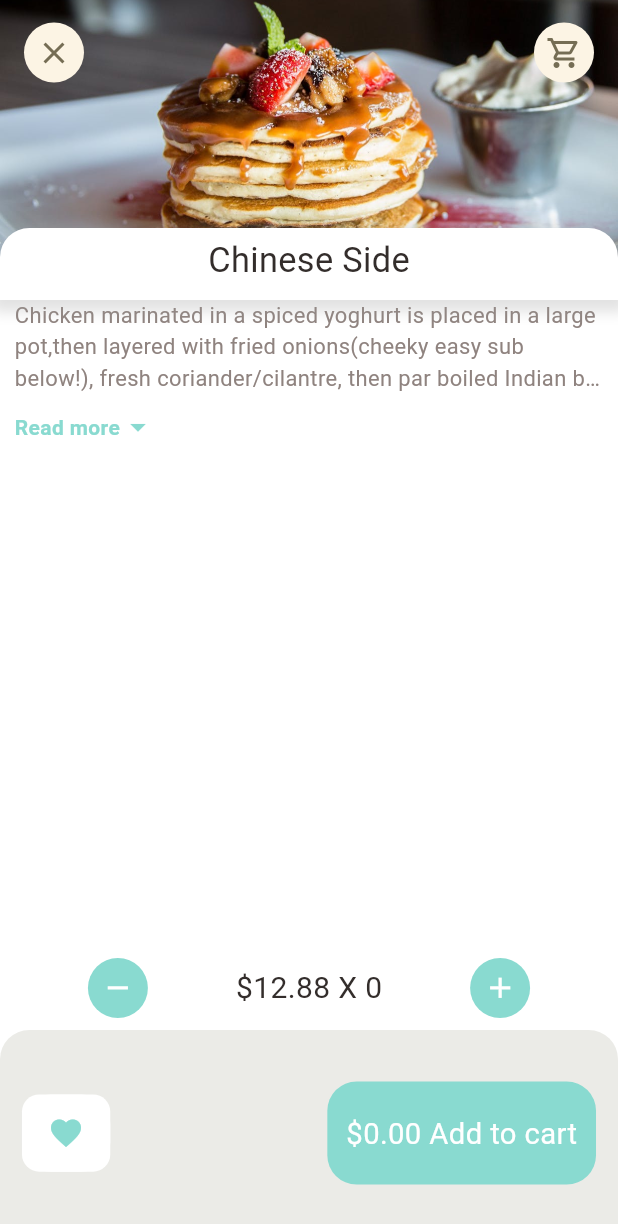
After one commit to AnshChugh/swigato, a Flutter app: the RecommendedFoodDetail screen opened directly, on a phone screen of 412 x 824 dp. The commit adds this screen. Shown: the top 1224 px of the screen. Run offline on Flutter 3.47's test engine with Material 3 defaults, Android fonts, the phone set to English and light mode, and no system bars; our stand-ins replace get.

Commit message:
UI of recommended food page

```diff
--- a/lib/colors.dart
+++ b/lib/colors.dart
@@ -10,5 +10,5 @@ class AppColors {
   static final Color signColor = const Color(0xFFa9a29f);
   static final Color titleColor = const Color(0xff5c524f);
   static final Color mainBlackColor = const Color(0xFF332d2b);
-  static final Color yelloColor = const Color(0xFFffd379);
+  static final Color yellowColor = const Color(0xFFffd379);
 }
--- a/lib/dimensions.dart
+++ b/lib/dimensions.dart
@@ -26,7 +26,7 @@ class Dimensions {
   static double font15 = screenHeight / 56.27;
   static double font20 = screenHeight / 42.2;
   static double font26 = screenHeight / 36;
-
+  static double iconSize26 = screenHeight / 36;
   static double iconSize24 = screenWidth / 35.17;
   static double iconSize16 = screenWidth / 52.75;
 
--- /dev/null
+++ b/lib/pages/food/recommended_food_detail.dart
@@ -0,0 +1,181 @@
+import 'package:flutter/material.dart';
+import 'package:swigato/colors.dart';
+import 'package:swigato/dimensions.dart';
+import 'package:swigato/widgets/app_icon.dart';
+import 'package:swigato/widgets/big_text.dart';
+import 'package:swigato/widgets/paragraph.dart';
+import 'package:swigato/widgets/price_counter.dart';
+
+final String boilerText =
+    "Chicken marinated in a spiced yoghurt is placed in a large pot,then layered with fried onions(cheeky easy sub below!), fresh coriander/cilantre, then par boiled Indian basmati rice. The pot is then sealed with a tight fitting lid (or dough) and cooked on a low heat. This allows the chicken to cook in its own steam, the rice to cook in the chicken steam and the spices to infuse the rice. The result is a dish that is so fragrant and delicious, you’ll want to eat it straight out of the pot! This is a simplified version of the traditional method which involves marinating the chicken overnight and cooking the rice separately. This is a simplified version of the traditional method which involves marinating the chicken overnight and cooking the rice separately. This is a simplified version of the traditional method which involves marinating the chicken overnight and cooking the rice separately. This is a simplified version of the traditional method which involves marinating the chicken overnight and cooking the rice separately. This is a simplified version of the traditional method which involves marinating the chicken overnight and cooking the rice separately. This is a simplified version of the traditional method which involves marinating the chicken overnight and cooking the rice separately."
+    "This is a simplified version of the traditional method which involves marinating the chicken overnight and cooking the rice separately. This is a simplified version of the traditional method which involves marinating the chicken overnight and cooking the rice separately. This is a simplified version of the traditional method which involves marinating the chicken overnight and cooking the rice separately. This is a simplified version of the traditional method which involves marinating the chicken overnight and cooking the rice separately. This is a simplified version of the traditional method which involves marinating the chicken overnight and cooking the rice separately. This is a simplified version of the traditional method which involves marinating the chicken overnight and cooking the rice separately. This is a simplified version of the traditional method which involves marinating the chicken overnight and cooking the rice separately. This is a simplified version of the traditional method which involves marinating the chicken overnight and cooking the rice separately. This is a simplified version of the traditional method which involves marinating the chicken overnight and cooking the rice separately. ";
+
+class RecommendedFoodDetail extends StatefulWidget {
+  final double price;
+  const RecommendedFoodDetail({super.key, required this.price});
+
+  @override
+  State<RecommendedFoodDetail> createState() => _RecommendedFoodDetailState();
+}
+
+class _RecommendedFoodDetailState extends State<RecommendedFoodDetail> {
+  int _quantity = 0;
+
+  void _decrement() {
+    if (_quantity == 0) return;
+    setState(() {
+      _quantity--;
+    });
+  }
+
+  void _increment() {
+    setState(() {
+      _quantity++;
+    });
+  }
+
+  @override
+  Widget build(BuildContext context) {
+    return Scaffold(
+      backgroundColor: Colors.white,
+      body: CustomScrollView(
+        shrinkWrap: true,
+        physics: AlwaysScrollableScrollPhysics(),
+        slivers: [
+          SliverAppBar(
+            toolbarHeight: 70,
+            title: Row(
+              mainAxisAlignment: MainAxisAlignment.spaceBetween,
+              children: [
+                AppIcon(icon: Icons.clear),
+                AppIcon(icon: Icons.shopping_cart_outlined),
+              ],
+            ),
+            bottom: PreferredSize(
+              preferredSize: Size.fromHeight(20),
+              child: Container(
+                width: double.maxFinite,
+                padding: EdgeInsets.only(top: 5, bottom: 10),
+                decoration: BoxDecoration(
+                    color: Colors.white,
+                    borderRadius: BorderRadius.only(
+                      topLeft: Radius.circular(Dimensions.radius20),
+                      topRight: Radius.circular(Dimensions.radius20),
+                    ),
+                    boxShadow: [
+                      BoxShadow(
+                          color: Colors.grey.withOpacity(0.3),
+                          spreadRadius: 5,
+                          blurRadius: 7,
+                          offset: Offset(0, 3))
+                    ]),
+                child: Center(
+                    child: BigText(
+                  text: "Chinese Side",
+                  size: Dimensions.font26,
+                )),
+              ),
+            ),
+            backgroundColor: AppColors.yellowColor,
+            pinned: true,
+            expandedHeight: 200,
+            automaticallyImplyLeading: false,
+            flexibleSpace: FlexibleSpaceBar(
+              background: Image.asset(
+                "assets/images/image0.jpg",
+                width: double.maxFinite,
+                fit: BoxFit.cover,
+              ),
+            ),
+          ),
+          SliverToBoxAdapter(
+            child: Column(
+              children: [
+                Container(
+                  margin: EdgeInsets.symmetric(horizontal: Dimensions.width20),
+                  child: Paragraph(
+                    text: boilerText,
+                  ),
+                ),
+              ],
+            ),
+          )
+        ],
+      ),
+      bottomNavigationBar: Column(
+        mainAxisSize: MainAxisSize.min,
+        children: [
+          Row(
+            mainAxisAlignment: MainAxisAlignment.spaceEvenly,
+            children: [
+              IconButton(
+                onPressed: _decrement,
+                icon: AppIcon(
+                  icon: Icons.remove,
+                  backgroundColor: AppColors.mainColor,
+                  iconColor: Colors.white,
+                  iconSize: Dimensions.iconSize26,
+                ),
+              ),
+              BigText(
+                  text: "\$${widget.price.toStringAsFixed(2)} X $_quantity"),
+              IconButton(
+                onPressed: _increment,
+                icon: AppIcon(
+                  icon: Icons.add,
+                  backgroundColor: AppColors.mainColor,
+                  iconColor: Colors.white,
+                  iconSize: Dimensions.iconSize26,
+                ),
+              )
+            ],
+          ),
+          Container(
+            height: Dimensions.screenHeight / 6,
+            padding: EdgeInsets.symmetric(horizontal: Dimensions.width30),
+            decoration: BoxDecoration(
+                borderRadius: BorderRadius.vertical(
+                    top: Radius.circular(Dimensions.radius20)),
+                color: Color.fromARGB(255, 235, 235, 231)),
+            child: Row(
+              mainAxisAlignment: MainAxisAlignment.spaceBetween,
+              children: [
+                Container(
+                  decoration: BoxDecoration(
+                      borderRadius: BorderRadius.circular(Dimensions.radius20),
+                      color: Colors.white),
+                  height: Dimensions.screenHeight / 16,
+                  width: Dimensions.screenWidth / 7,
+                  child: AppIcon(
+                    backgroundColor: Colors.white,
+                    icon: Icons.favorite,
+                    size: Dimensions.font26,
+                    iconColor: AppColors.mainColor,
+                  ),
+                ),
+                InkWell(
+                  onTap: () {},
+                  child: Container(
+                    decoration: BoxDecoration(
+                        borderRadius:
+                            BorderRadius.circular(Dimensions.radius20),
+                        color: AppColors.mainColor),
+                    height: Dimensions.screenHeight / 12,
+                    width: Dimensions.screenWidth / 2.3,
+                    child: Center(
+                      child: Text(
+                        "\$${(widget.price * _quantity).toStringAsFixed(2)} Add to cart",
+                        style: TextStyle(
+                            fontSize: Dimensions.font20, color: Colors.white),
+                      ),
+                    ),
+                  ),
+                )
+              ],
+            ),
+          )
+        ],
+      ),
+    );
+  }
+}
--- a/lib/pages/home_page/main_food_page.dart
+++ b/lib/pages/home_page/main_food_page.dart
@@ -3,6 +3,7 @@ import 'package:get/get.dart';
 import 'package:swigato/colors.dart';
 import 'package:swigato/dimensions.dart';
 import 'package:swigato/pages/food/popular_food_detail.dart';
+import 'package:swigato/pages/food/recommended_food_detail.dart';
 import 'package:swigato/widgets/app_column.dart';
 import 'package:swigato/widgets/big_text.dart';
 import 'package:swigato/widgets/icon_and_text_widget.dart';
@@ -199,7 +200,11 @@ class _MainFoodPageState extends State<MainFoodPage> {
           SliverList(
             delegate: SliverChildBuilderDelegate(
               (context, index) {
-                return _buildListItem(index);
+                return GestureDetector(
+                    onTap: () {
+                      Get.to(() => RecommendedFoodDetail(price: 12.88,));
+                    },
+                    child: _buildListItem(index));
               },
               childCount: 5,
             ),
--- a/lib/widgets/app_icon.dart
+++ b/lib/widgets/app_icon.dart
@@ -1,4 +1,3 @@
-
 import 'package:flutter/material.dart';
 import 'package:swigato/dimensions.dart';
 
@@ -7,12 +6,14 @@ class AppIcon extends StatelessWidget {
   final Color backgroundColor;
   final Color iconColor;
   final double size;
+  final double iconSize;
   const AppIcon(
       {super.key,
       required this.icon,
       this.backgroundColor = const Color(0xFFfcf4e4),
       this.iconColor = const Color(0xFF756d54),
-      this.size = 40});
+      this.size = 40,
+      this.iconSize = 24});
 
   @override
   Widget build(BuildContext context) {
@@ -25,7 +26,7 @@ class AppIcon extends StatelessWidget {
       child: Icon(
         icon,
         color: iconColor,
-        size: Dimensions.iconSize24,
+        size: iconSize,
       ),
     );
   }
```
Also changed, not shown: progress/update3.JPG (added), 1 other file.
